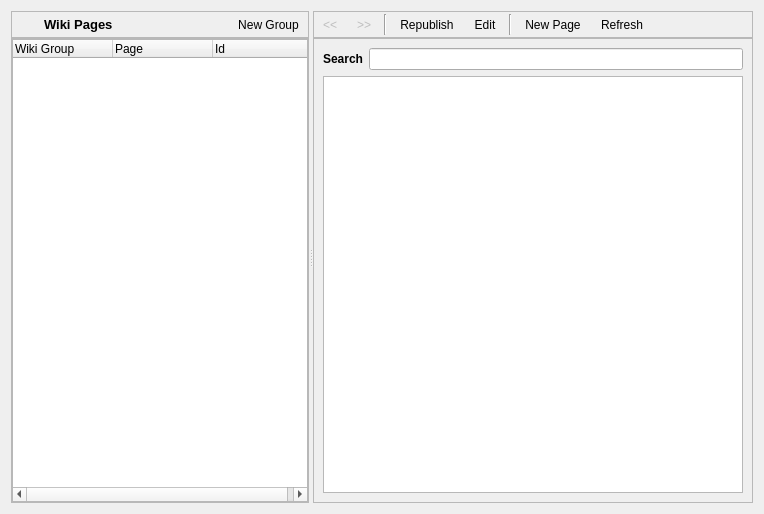
Old version of the form retroshare-gui/src/gui/WikiPoos/WikiDialog.ui in the repository RetroShare/RetroShare.
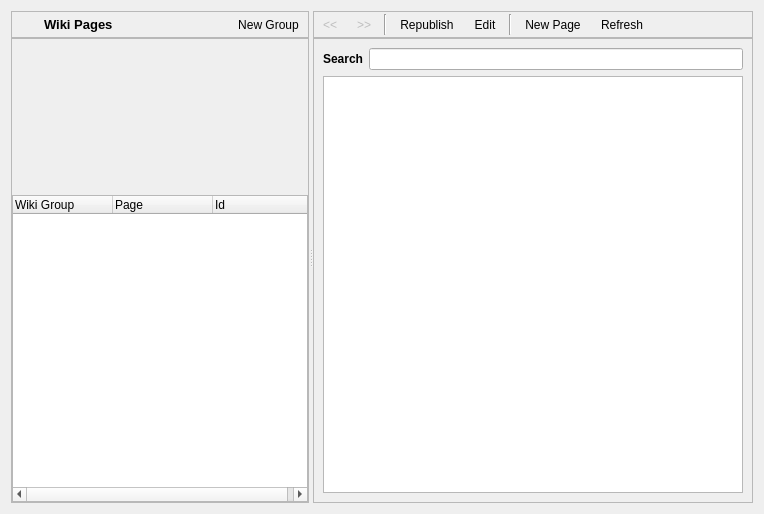
New version of the form. Icons and pictures are not drawn. Custom widgets are drawn as their Qt base class.

Commit message: Added GroupTreeWidget to WikiDialog - enables subscribing to groups. (taken from GxsForums) Added Orange Warning Message to GXS Window...

Patch:
```diff
--- a/retroshare-gui/src/gui/WikiPoos/WikiDialog.ui
+++ b/retroshare-gui/src/gui/WikiPoos/WikiDialog.ui
@@ -105,14 +105,24 @@
            <rect>
             <x>0</x>
             <y>0</y>
-            <width>268</width>
-            <height>456</height>
+            <width>241</width>
+            <height>454</height>
            </rect>
           </property>
           <layout class="QVBoxLayout" name="verticalLayout_2">
            <property name="margin">
             <number>0</number>
            </property>
+           <item>
+            <widget class="GroupTreeWidget" name="groupTreeWidget" native="true">
+             <property name="minimumSize">
+              <size>
+               <width>0</width>
+               <height>150</height>
+              </size>
+             </property>
+            </widget>
+           </item>
            <item>
             <widget class="QTreeWidget" name="treeWidget_Pages">
              <column>
@@ -380,6 +390,14 @@
    </item>
   </layout>
  </widget>
+ <customwidgets>
+  <customwidget>
+   <class>GroupTreeWidget</class>
+   <extends>QWidget</extends>
+   <header>gui/common/GroupTreeWidget.h</header>
+   <container>1</container>
+  </customwidget>
+ </customwidgets>
  <resources>
   <include location="Wiki_images.qrc"/>
  </resources>
```
Left out of the diff: 4 changed lines with no effect on the pictures. The commit also changes 3 other files.
